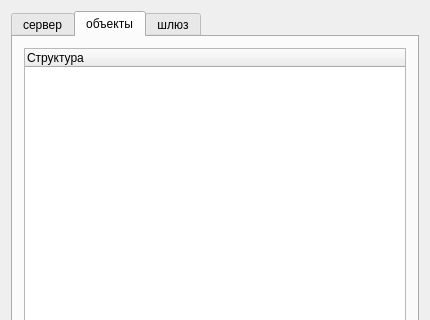
This is mainwindow.ui in atikbif/webDispatcher as Qt 5 draws it before an edit; both pictures show x 0 to 430 and y 0 to 320 of the 430 by 539 pixel window. The edited form follows.
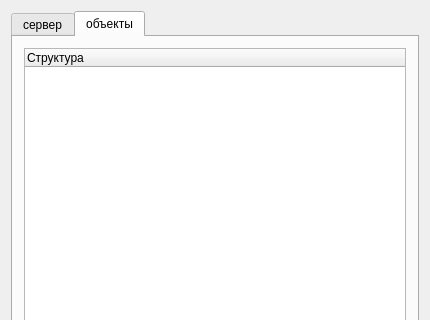
This is the edited form.

Commit message: Улучшен формат времени обновления html страницы и добавлена проверка длины ответа по TCP

Diff of the .ui file:
```diff
--- a/mainwindow.ui
+++ b/mainwindow.ui
@@ -80,11 +80,6 @@
         </item>
        </layout>
       </widget>
-      <widget class="QWidget" name="tabGate">
-       <attribute name="title">
-        <string>шлюз</string>
-       </attribute>
-      </widget>
      </widget>
     </item>
    </layout>
```
The commit also changes 5 other files.
